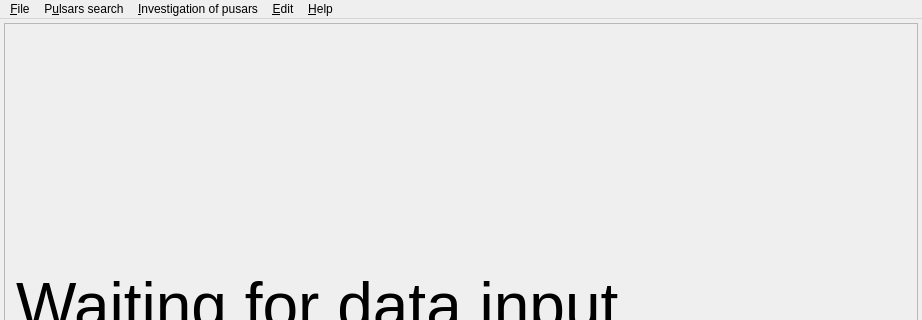
Above: src/mainwindow.ui from vtyulb/BSA-Analytics before the change; both pictures show x 0 to 922 and y 0 to 320 of the 922 by 615 pixel window. Below: the same form after it.
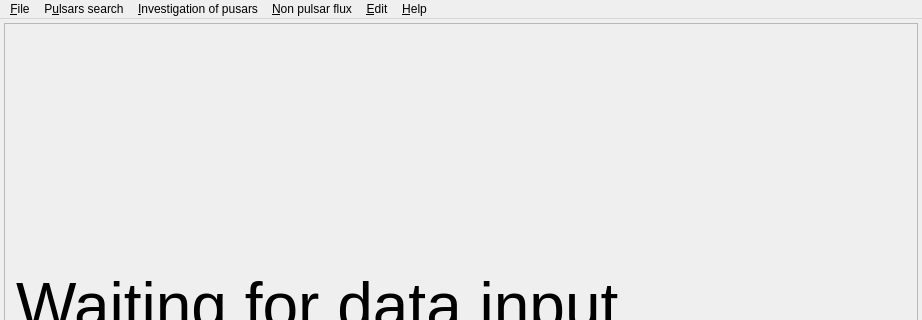
That is the form after the change.

Commit message: Flux Density && Rotation Measure

What changed in the file:
```diff
--- a/src/mainwindow.ui
+++ b/src/mainwindow.ui
@@ -114,14 +114,18 @@
     </property>
     <addaction name="actionPrecise_search"/>
     <addaction name="actionPrecise_timing"/>
-    <addaction name="separator"/>
-    <addaction name="actionFlow_detecter"/>
-    <addaction name="separator"/>
-    <addaction name="actionRotation_measure"/>
+   </widget>
+   <widget class="QMenu" name="menuNon_pulsar_flux">
+    <property name="title">
+     <string>&amp;Non pulsar flux</string>
+    </property>
+    <addaction name="actionRotation_Measure"/>
+    <addaction name="actionFlux_Density"/>
    </widget>
    <addaction name="menuFile"/>
    <addaction name="menuPulsars"/>
    <addaction name="menuPulsars_investigation"/>
+   <addaction name="menuNon_pulsar_flux"/>
    <addaction name="menuEdit"/>
    <addaction name="menuHelp"/>
   </widget>
```
Left out of the diff: 30 changed lines with no effect on the pictures. The commit also changes 13 other files.
